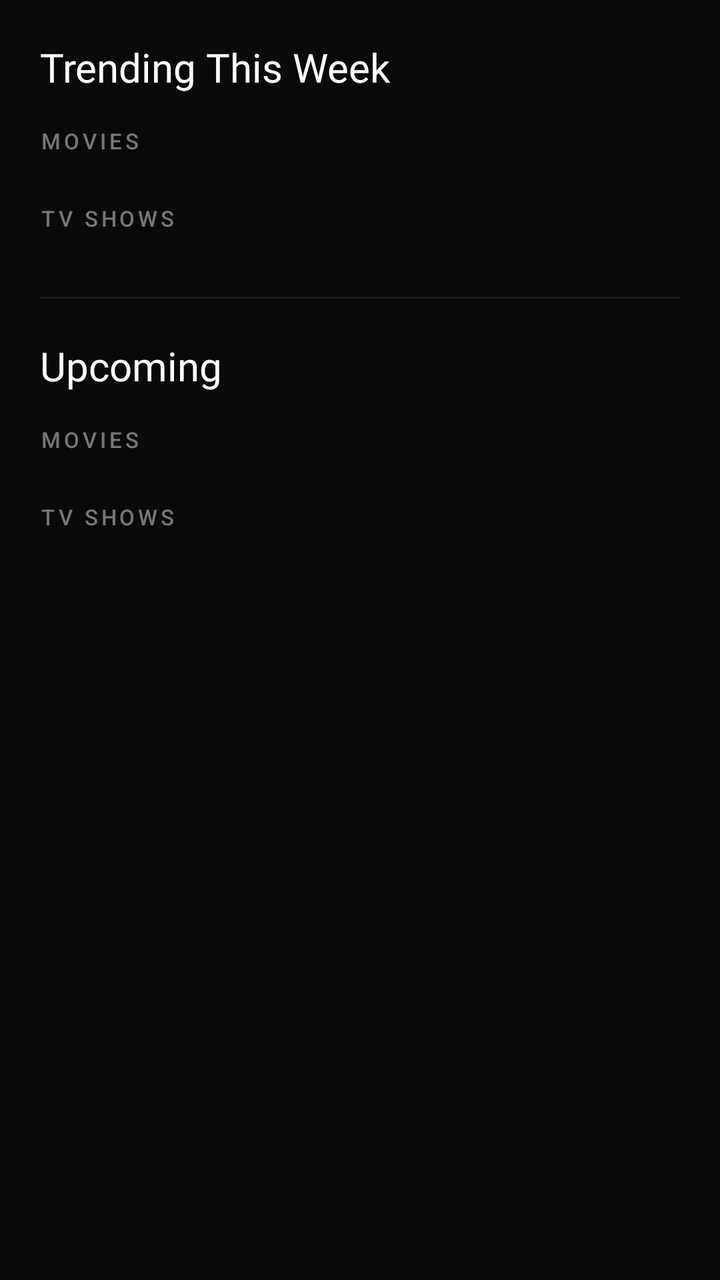
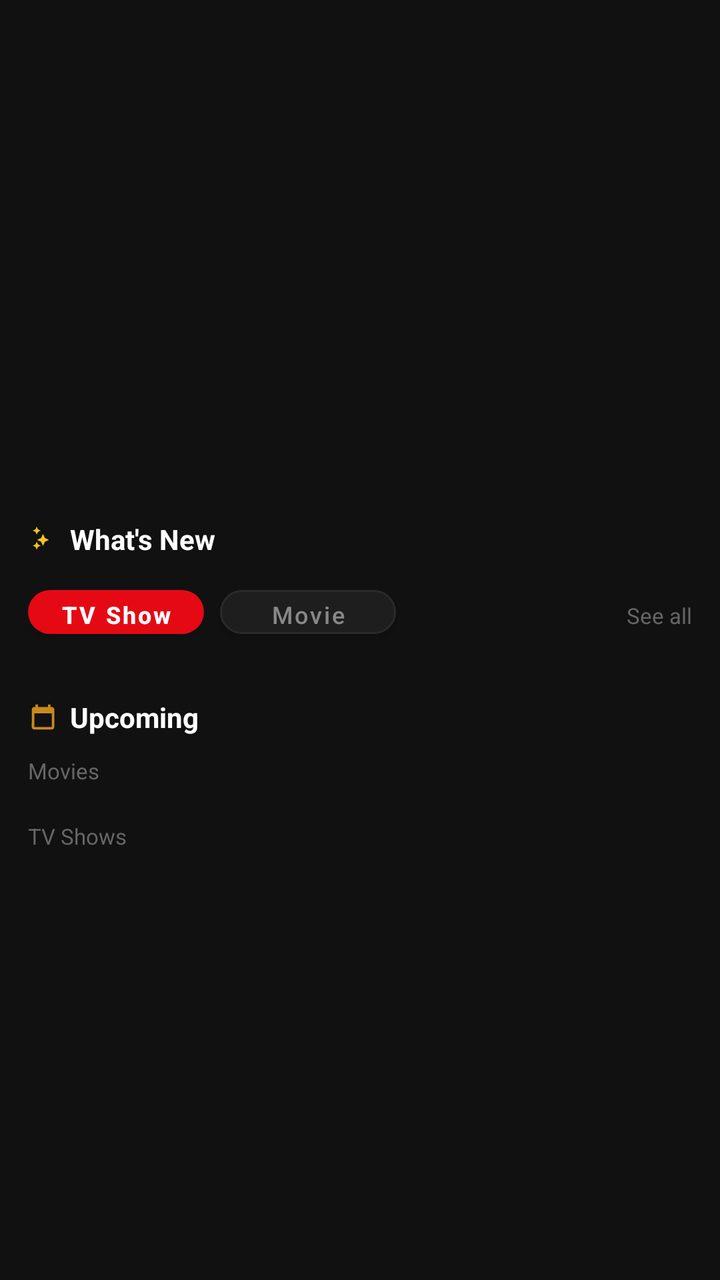

Screens rendered from an Android XML layout before and after an edit, with the pre-edit source and the edit as a unified diff.
<!-- AndroidManifest.xml: activity theme HiddenTitleTheme -->
<!-- res/layout/activity_main.xml -->
<?xml version="1.0" encoding="utf-8"?>

<androidx.constraintlayout.widget.ConstraintLayout xmlns:android="http://schemas.android.com/apk/res/android"
    xmlns:app="http://schemas.android.com/apk/res-auto"
    android:id="@+id/movie_home_fragment"
    android:layout_width="match_parent"
    android:layout_height="match_parent"
    android:background="#0A0A0A">

    <ScrollView
        android:id="@+id/scrollView2"
        android:layout_width="match_parent"
        android:layout_height="0dp"
        android:scrollbars="none"
        app:layout_constraintBottom_toBottomOf="parent"
        app:layout_constraintEnd_toEndOf="parent"
        app:layout_constraintStart_toStartOf="parent"
        app:layout_constraintTop_toTopOf="parent">

        <LinearLayout
            android:layout_width="match_parent"
            android:layout_height="wrap_content"
            android:orientation="vertical"
            android:paddingTop="20dp"
            android:paddingBottom="24dp">

            
            <TextView
                android:id="@+id/textView5"
                android:layout_width="wrap_content"
                android:layout_height="wrap_content"
                android:layout_marginStart="20dp"
                android:layout_marginBottom="4dp"
                android:fontFamily="@font/black_han_sans"
                android:text="Trending This Week"
                android:textColor="#FFFFFF"
                android:textSize="20sp" />

            
            <TextView
                android:id="@+id/textView4"
                android:layout_width="wrap_content"
                android:layout_height="wrap_content"
                android:layout_marginStart="20dp"
                android:layout_marginTop="12dp"
                android:layout_marginBottom="8dp"
                android:text="MOVIES"
                android:textColor="#777777"
                android:textSize="11sp"
                android:letterSpacing="0.15"
                android:fontFamily="sans-serif-medium" />

            <androidx.recyclerview.widget.RecyclerView
                android:id="@+id/movie_popular_recyclerview"
                android:layout_width="match_parent"
                android:layout_height="wrap_content"
                android:paddingStart="16dp"
                android:paddingEnd="16dp"
                android:clipToPadding="false"
                android:scrollbars="none" />

            
            <TextView
                android:id="@+id/movie_trending"
                android:layout_width="wrap_content"
                android:layout_height="wrap_content"
                android:layout_marginStart="20dp"
                android:layout_marginTop="16dp"
                android:layout_marginBottom="8dp"
                android:text="TV SHOWS"
                android:textColor="#777777"
                android:textSize="11sp"
                android:letterSpacing="0.15"
                android:fontFamily="sans-serif-medium" />

            <androidx.recyclerview.widget.RecyclerView
                android:id="@+id/tvshow_popular_recyclerview"
                android:layout_width="match_parent"
                android:layout_height="wrap_content"
                android:paddingStart="16dp"
                android:paddingEnd="16dp"
                android:clipToPadding="false"
                android:scrollbars="none" />

            
            <View
                android:id="@+id/view2"
                android:layout_width="match_parent"
                android:layout_height="1dp"
                android:layout_marginStart="20dp"
                android:layout_marginEnd="20dp"
                android:layout_marginTop="24dp"
                android:background="#1E1E1E" />

            
            <TextView
                android:id="@+id/textView6"
                android:layout_width="wrap_content"
                android:layout_height="wrap_content"
                android:layout_marginStart="20dp"
                android:layout_marginTop="20dp"
                android:layout_marginBottom="4dp"
                android:fontFamily="@font/black_han_sans"
                android:text="Upcoming"
                android:textColor="#FFFFFF"
                android:textSize="20sp" />

            
            <TextView
                android:id="@+id/up_coming_movie"
                android:layout_width="wrap_content"
                android:layout_height="wrap_content"
                android:layout_marginStart="20dp"
                android:layout_marginTop="12dp"
                android:layout_marginBottom="8dp"
                android:text="MOVIES"
                android:textColor="#777777"
                android:textSize="11sp"
                android:letterSpacing="0.15"
                android:fontFamily="sans-serif-medium" />

            <androidx.recyclerview.widget.RecyclerView
                android:id="@+id/up_coming_movie_recyclerview"
                android:layout_width="match_parent"
                android:layout_height="wrap_content"
                android:paddingStart="16dp"
                android:paddingEnd="16dp"
                android:clipToPadding="false"
                android:scrollbars="none" />

            
            <TextView
                android:id="@+id/tv_trending"
                android:layout_width="wrap_content"
                android:layout_height="wrap_content"
                android:layout_marginStart="20dp"
                android:layout_marginTop="16dp"
                android:layout_marginBottom="8dp"
                android:text="TV SHOWS"
                android:textColor="#777777"
                android:textSize="11sp"
                android:letterSpacing="0.15"
                android:fontFamily="sans-serif-medium" />

            <androidx.recyclerview.widget.RecyclerView
                android:id="@+id/up_coming_tv_recyclerview"
                android:layout_width="match_parent"
                android:layout_height="wrap_content"
                android:paddingStart="16dp"
                android:paddingEnd="16dp"
                android:clipToPadding="false"
                android:scrollbars="none" />

        </LinearLayout>
    </ScrollView>

</androidx.constraintlayout.widget.ConstraintLayout>
<!-- resources referenced by this layout -->
<resources>
  <style name="HiddenTitleTheme" parent="Theme.MaterialComponents.DayNight.DarkActionBar">
          <item name="windowNoTitle">true</item>
          <item name="windowActionBar">false</item>
      </style>
</resources>

<!-- the commit's change to res/layout/activity_main.xml (unified diff, before → after) -->
@@ -1,157 +1,182 @@
 <?xml version="1.0" encoding="utf-8"?>
 
-<androidx.constraintlayout.widget.ConstraintLayout xmlns:android="http://schemas.android.com/apk/res/android"
+<ScrollView xmlns:android="http://schemas.android.com/apk/res/android"
     xmlns:app="http://schemas.android.com/apk/res-auto"
-    android:id="@+id/movie_home_fragment"
     android:layout_width="match_parent"
     android:layout_height="match_parent"
-    android:background="#0A0A0A">
+    android:background="#111111"
+    android:fillViewport="true"
+    android:scrollbars="none">
 
-    <ScrollView
-        android:id="@+id/scrollView2"
+    <LinearLayout
         android:layout_width="match_parent"
-        android:layout_height="0dp"
-        android:scrollbars="none"
-        app:layout_constraintBottom_toBottomOf="parent"
-        app:layout_constraintEnd_toEndOf="parent"
-        app:layout_constraintStart_toStartOf="parent"
-        app:layout_constraintTop_toTopOf="parent">
+        android:layout_height="wrap_content"
+        android:orientation="vertical">
+
+        <androidx.viewpager2.widget.ViewPager2
+            android:id="@+id/vpTrendingBanner"
+            android:layout_width="match_parent"
+            android:layout_height="260dp" />
 
         <LinearLayout
             android:layout_width="match_parent"
             android:layout_height="wrap_content"
-            android:orientation="vertical"
-            android:paddingTop="20dp"
-            android:paddingBottom="24dp">
+            android:gravity="center_vertical"
+            android:orientation="horizontal"
+            android:paddingHorizontal="14dp"
+            android:paddingBottom="10dp">
 
-            
+            <ImageView
+                android:layout_width="15dp"
+                android:layout_height="15dp"
+                android:layout_marginEnd="6dp"
+                app:srcCompat="@drawable/ic_auto_awesome"
+                app:tint="#F5C518" />
+
             <TextView
-                android:id="@+id/textView5"
+                android:layout_width="0dp"
+                android:layout_height="wrap_content"
+                android:layout_weight="1"
+                android:text="What's New"
+                android:textColor="#FFFFFF"
+                android:textSize="14sp"
+                android:textStyle="bold" />
+
+        </LinearLayout>
+
+        <LinearLayout
+            android:layout_width="match_parent"
+            android:layout_height="wrap_content"
+            android:layout_marginBottom="12dp"
+            android:orientation="horizontal"
+            android:paddingHorizontal="14dp">
+
+            <com.google.android.material.button.MaterialButton
+                android:id="@+id/btnWhatsNewTvShow"
+                android:layout_width="wrap_content"
+                android:layout_height="34dp"
+                android:layout_marginEnd="8dp"
+                android:text="TV Show"
+                android:textAllCaps="false"
+                android:textColor="#FFFFFF"
+                android:textSize="12sp"
+                android:textStyle="bold"
+                app:backgroundTint="#E50914"
+                app:cornerRadius="20dp" />
+
+            <com.google.android.material.button.MaterialButton
+                android:id="@+id/btnWhatsNewMovie"
+                android:layout_width="wrap_content"
+                android:layout_height="34dp"
+                android:text="Movie"
+                android:textAllCaps="false"
+                android:textColor="#888888"
+                android:textSize="12sp"
+                app:backgroundTint="#1E1E1E"
+                app:cornerRadius="20dp"
+                app:strokeColor="#2A2A2A"
+                app:strokeWidth="1dp" />
+
+            <View
+                android:layout_width="0dp"
+                android:layout_height="0dp"
+                android:layout_weight="1" />
+
+            <TextView
+                android:id="@+id/tvWhatsNewSeeAll"
                 android:layout_width="wrap_content"
                 android:layout_height="wrap_content"
-                android:layout_marginStart="20dp"
-                android:layout_marginBottom="4dp"
-                android:fontFamily="@font/black_han_sans"
-                android:text="Trending This Week"
-                android:textColor="#FFFFFF"
-                android:textSize="20sp" />
+                android:text="See all"
+                android:textColor="#666666"
+                android:textSize="11sp" />
 
-            
+        </LinearLayout>
+
+        <androidx.recyclerview.widget.RecyclerView
+            android:id="@+id/rvWhatsNew"
+            android:layout_width="match_parent"
+            android:layout_height="wrap_content"
+            android:layout_marginBottom="14dp"
+            android:paddingHorizontal="14dp"
+            android:nestedScrollingEnabled="false" />
+
+        <LinearLayout
+            android:layout_width="match_parent"
+            android:layout_height="wrap_content"
+            android:gravity="center_vertical"
+            android:orientation="horizontal"
+            android:paddingHorizontal="14dp"
+            android:paddingBottom="10dp">
+
+            <ImageView
+                android:layout_width="15dp"
+                android:layout_height="15dp"
+                android:layout_marginEnd="6dp"
+                app:srcCompat="@drawable/ic_calendar"
+                app:tint="#C98A1A" />
+
             <TextView
-                android:id="@+id/textView4"
                 android:layout_width="wrap_content"
                 android:layout_height="wrap_content"
-                android:layout_marginStart="20dp"
-                android:layout_marginTop="12dp"
-                android:layout_marginBottom="8dp"
-                android:text="MOVIES"
-                android:textColor="#777777"
-                android:textSize="11sp"
-                android:letterSpacing="0.15"
-                android:fontFamily="sans-serif-medium" />
+                android:text="Upcoming"
+                android:textColor="#FFFFFF"
+                android:textSize="14sp"
+                android:textStyle="bold" />
 
-            <androidx.recyclerview.widget.RecyclerView
-                android:id="@+id/movie_popular_recyclerview"
-                android:layout_width="match_parent"
-                android:layout_height="wrap_content"
-                android:paddingStart="16dp"
-                android:paddingEnd="16dp"
-                android:clipToPadding="false"
-                android:scrollbars="none" />
+        </LinearLayout>
 
-            
+        <LinearLayout
+            android:layout_width="match_parent"
+            android:layout_height="wrap_content"
+            android:gravity="center_vertical"
+            android:orientation="horizontal"
+            android:paddingHorizontal="14dp"
+            android:paddingBottom="8dp">
+
             <TextView
-                android:id="@+id/movie_trending"
                 android:layout_width="wrap_content"
                 android:layout_height="wrap_content"
-                android:layout_marginStart="20dp"
-                android:layout_marginTop="16dp"
-                android:layout_marginBottom="8dp"
-                android:text="TV SHOWS"
-                android:textColor="#777777"
+                android:text="Movies"
+                android:textColor="#666666"
                 android:textSize="11sp"
-                android:letterSpacing="0.15"
-                android:fontFamily="sans-serif-medium" />
+                android:gravity="center"/>
 
-            <androidx.recyclerview.widget.RecyclerView
-                android:id="@+id/tvshow_popular_recyclerview"
-                android:layout_width="match_parent"
-                android:layout_height="wrap_content"
-                android:paddingStart="16dp"
-                android:paddingEnd="16dp"
-                android:clipToPadding="false"
-                android:scrollbars="none" />
+        </LinearLayout>
 
-            
-            <View
-                android:id="@+id/view2"
-                android:layout_width="match_parent"
-                android:layout_height="1dp"
-                android:layout_marginStart="20dp"
-                android:layout_marginEnd="20dp"
-                android:layout_marginTop="24dp"
-                android:background="#1E1E1E" />
+        <androidx.recyclerview.widget.RecyclerView
+            android:id="@+id/rvUpcomingMovies"
+            android:layout_width="match_parent"
+            android:layout_height="wrap_content"
+            android:layout_marginBottom="10dp"
+            android:paddingHorizontal="14dp"
+            android:clipToPadding="false"/>
 
-            
+        <LinearLayout
+            android:layout_width="match_parent"
+            android:layout_height="wrap_content"
+            android:gravity="center_vertical"
+            android:orientation="horizontal"
+            android:paddingHorizontal="14dp"
+            android:paddingBottom="8dp">
+
             <TextView
-                android:id="@+id/textView6"
                 android:layout_width="wrap_content"
                 android:layout_height="wrap_content"
-                android:layout_marginStart="20dp"
-                android:layout_marginTop="20dp"
-                android:layout_marginBottom="4dp"
-                android:fontFamily="@font/black_han_sans"
-                android:text="Upcoming"
-                android:textColor="#FFFFFF"
-                android:textSize="20sp" />
-
-            
-            <TextView
-                android:id="@+id/up_coming_movie"
-                android:layout_width="wrap_content"
-                android:layout_height="wrap_content"
-                android:layout_marginStart="20dp"
-                android:layout_marginTop="12dp"
-                android:layout_marginBottom="8dp"
-                android:text="MOVIES"
-                android:textColor="#777777"
+                android:text="TV Shows"
+                android:textColor="#666666"
                 android:textSize="11sp"
-                android:letterSpacing="0.15"
-                android:fontFamily="sans-serif-medium" />
-
-            <androidx.recyclerview.widget.RecyclerView
-                android:id="@+id/up_coming_movie_recyclerview"
-                android:layout_width="match_parent"
-                android:layout_height="wrap_content"
-                android:paddingStart="16dp"
-                android:paddingEnd="16dp"
-                android:clipToPadding="false"
-                android:scrollbars="none" />
-
-            
-            <TextView
-                android:id="@+id/tv_trending"
-                android:layout_width="wrap_content"
-                android:layout_height="wrap_content"
-                android:layout_marginStart="20dp"
-                android:layout_marginTop="16dp"
-                android:layout_marginBottom="8dp"
-                android:text="TV SHOWS"
-                android:textColor="#777777"
-                android:textSize="11sp"
-                android:letterSpacing="0.15"
-                android:fontFamily="sans-serif-medium" />
-
-            <androidx.recyclerview.widget.RecyclerView
-                android:id="@+id/up_coming_tv_recyclerview"
-                android:layout_width="match_parent"
-                android:layout_height="wrap_content"
-                android:paddingStart="16dp"
-                android:paddingEnd="16dp"
-                android:clipToPadding="false"
-                android:scrollbars="none" />
+                android:gravity="center"/>
 
         </LinearLayout>
-    </ScrollView>
 
-</androidx.constraintlayout.widget.ConstraintLayout>
+        <androidx.recyclerview.widget.RecyclerView
+            android:id="@+id/rvUpcomingTvShows"
+            android:layout_width="match_parent"
+            android:layout_height="wrap_content"
+            android:layout_marginBottom="16dp"
+            android:paddingHorizontal="14dp"
+            android:clipToPadding="false" />
+
+    </LinearLayout>
+
+</ScrollView>
<!-- resource entries referenced after the edit -->
@@ -1,5 +1,27 @@
 <!-- resources referenced by this layout -->
 <resources>
+  <!-- drawable ic_auto_awesome (drawable) -->
+  <?xml version="1.0" encoding="utf-8"?>
+  <vector xmlns:android="http://schemas.android.com/apk/res/android"
+      android:width="24dp"
+      android:height="24dp"
+      android:viewportWidth="960"
+      android:viewportHeight="960">
+      <path
+          android:fillColor="#FFFFFF"
+          android:pathData="M280,820l-40-88-88-40 88-40 40-88 40,88 88,40-88,40-40,88ZM480,700l-60-132-132-60 132-60 60-132 60,132 132,60-132,60-60,132ZM280,340l-40-88-88-40 88-40 40-88 40,88 88,40-88,40-40,88Z" />
+  </vector>
+  <!-- drawable ic_calendar (drawable) -->
+  <vector xmlns:android="http://schemas.android.com/apk/res/android"
+      android:width="24dp"
+      android:height="24dp"
+      android:viewportWidth="24"
+      android:viewportHeight="24"
+      android:tint="#FFFFFF">
+    <path
+        android:fillColor="#FF000000"
+        android:pathData="M19,4h-1V2h-2v2H8V2H6v2H5C3.89,4 3.01,4.9 3.01,6L3,20c0,1.1 0.89,2 2,2h14c1.1,0 2,-0.9 2,-2V6C21,4.9 20.1,4 19,4zM19,20H5V9h14V20z"/>
+  </vector>
   <style name="HiddenTitleTheme" parent="Theme.MaterialComponents.DayNight.DarkActionBar">
           <item name="windowNoTitle">true</item>
           <item name="windowActionBar">false</item>
